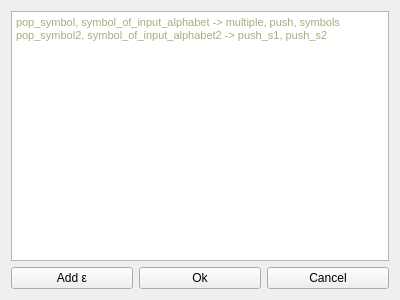
Qt form src/PDA/pdaruledialog.ui (navrkald/regularConvertor) before a commit.
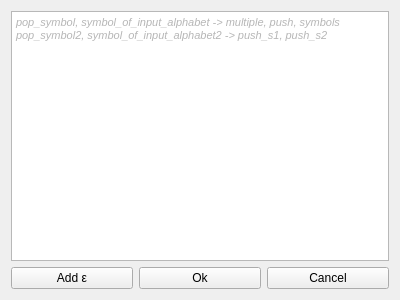
The same form after that commit.

Commit message: Whitespace refactor. Saving default PDA edit rules dialog and change color of default text.

Patch:
```diff
--- a/src/PDA/pdaruledialog.ui
+++ b/src/PDA/pdaruledialog.ui
@@ -20,9 +20,9 @@
       <string>&lt;!DOCTYPE HTML PUBLIC &quot;-//W3C//DTD HTML 4.0//EN&quot; &quot;http://www.w3.org/TR/REC-html40/strict.dtd&quot;&gt;
 &lt;html&gt;&lt;head&gt;&lt;meta name=&quot;qrichtext&quot; content=&quot;1&quot; /&gt;&lt;style type=&quot;text/css&quot;&gt;
 p, li { white-space: pre-wrap; }
-&lt;/style&gt;&lt;/head&gt;&lt;body style=&quot; font-family:'MS Shell Dlg 2'; font-size:8.25pt; font-weight:400; font-style:normal;&quot;&gt;
-&lt;p style=&quot; margin-top:0px; margin-bottom:0px; margin-left:0px; margin-right:0px; -qt-block-indent:0; text-indent:0px;&quot;&gt;&lt;span style=&quot; color:#aaaa7f;&quot;&gt;pop_symbol, symbol_of_input_alphabet -&amp;gt; multiple, push, symbols&lt;/span&gt;&lt;/p&gt;
-&lt;p style=&quot; margin-top:0px; margin-bottom:0px; margin-left:0px; margin-right:0px; -qt-block-indent:0; text-indent:0px;&quot;&gt;&lt;span style=&quot; color:#aaaa7f;&quot;&gt;pop_symbol2, symbol_of_input_alphabet2 -&amp;gt; push_s1, push_s2&lt;/span&gt;&lt;/p&gt;&lt;/body&gt;&lt;/html&gt;</string>
+&lt;/style&gt;&lt;/head&gt;&lt;body style=&quot; font-family:'MS Shell Dlg 2'; font-size:8pt; font-weight:400; font-style:normal;&quot;&gt;
+&lt;p style=&quot; margin-top:0px; margin-bottom:0px; margin-left:0px; margin-right:0px; -qt-block-indent:0; text-indent:0px;&quot;&gt;&lt;span style=&quot; font-size:8.25pt; font-style:italic; color:#b6b6b6;&quot;&gt;pop_symbol, symbol_of_input_alphabet -&amp;gt; multiple, push, symbols&lt;/span&gt;&lt;/p&gt;
+&lt;p style=&quot; margin-top:0px; margin-bottom:0px; margin-left:0px; margin-right:0px; -qt-block-indent:0; text-indent:0px;&quot;&gt;&lt;span style=&quot; font-size:8.25pt; font-style:italic; color:#b6b6b6;&quot;&gt;pop_symbol2, symbol_of_input_alphabet2 -&amp;gt; push_s1, push_s2&lt;/span&gt;&lt;/p&gt;&lt;/body&gt;&lt;/html&gt;</string>
      </property>
     </widget>
    </item>
```
The commit also changes 3 other files.
